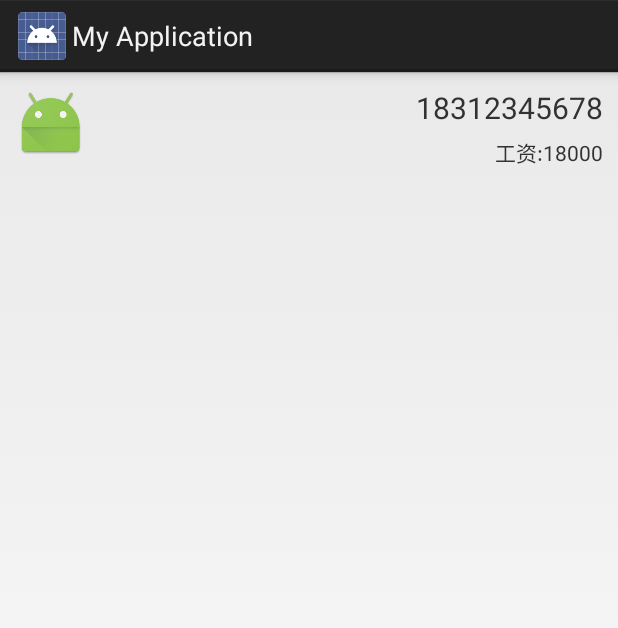
After one commit to zhufenghua/MyApplication31, an Android app: the layout list_item.xml on its own in the app's theme, with its tools: preview values and no code run, on a phone screen of 412 x 824 dp. The commit adds this screen. Shown: the top 628 px of the screen. Run offline under Robolectric (Android 15) with nearby library versions, the phone set to English and light mode, and no system bars.

```diff
--- /dev/null
+++ b/app/src/main/res/drawable/radio_selector_icon01.xml
@@ -0,0 +1,6 @@
+<?xml version="1.0" encoding="utf-8"?>
+<!--  selector 可以完成动画切换的功能-->
+<selector xmlns:android="http://schemas.android.com/apk/res/android">
+      <item android:state_checked="true" android:drawable="@drawable/icon_01_blue" />
+    <item android:drawable="@drawable/icon01_gray" />
+</selector>
--- /dev/null
+++ b/app/src/main/res/drawable/radio_selector_icon02.xml
@@ -0,0 +1,6 @@
+<?xml version="1.0" encoding="utf-8"?>
+<!--  selector 可以完成动画切换的功能-->
+<selector xmlns:android="http://schemas.android.com/apk/res/android">
+      <item android:state_checked="true" android:drawable="@drawable/icon_02_blue" />
+    <item android:drawable="@drawable/icon02_gray" />
+</selector>
--- /dev/null
+++ b/app/src/main/res/layout/list_item.xml
@@ -0,0 +1,28 @@
+<?xml version="1.0" encoding="utf-8"?>
+<RelativeLayout xmlns:android="http://schemas.android.com/apk/res/android"
+    android:orientation="vertical" android:layout_width="match_parent"
+    android:layout_height="wrap_content"
+    android:padding="10dp"
+    >
+    <!--  相对布局默认坐标是原点 0,0-->
+    <ImageView
+        android:src="@mipmap/ic_launcher"
+        android:layout_width="wrap_content"
+        android:layout_height="wrap_content" />
+    <TextView
+        android:id="@+id/txt_tel"
+        android:layout_alignParentRight="true"
+        android:textSize="20dp"
+        android:text="18312345678"
+        android:layout_width="wrap_content"
+        android:layout_height="wrap_content" />
+
+    <TextView
+        android:layout_alignParentRight="true"
+        android:layout_below="@id/txt_tel"
+        android:layout_marginTop="5dp"
+        android:text="工资:18000"
+        android:layout_width="wrap_content"
+        android:layout_height="wrap_content" />
+
+</RelativeLayout>
--- a/app/src/main/res/values/styles.xml
+++ b/app/src/main/res/values/styles.xml
@@ -17,6 +17,9 @@
         <item name="android:gravity">center_horizontal</item>
         <item name="android:button">@null</item>
         <item name="android:drawablePadding">5dp</item>
+    </style>
+
+    <style name="RadioButtonStyle.RadioButton_Weight">
         <item name="android:layout_weight">1</item>
         <item name="android:layout_width">0dp</item>
         <item name="android:layout_height">wrap_content</item>
```
Also changed, not shown: app/src/main/java/com/zp/cn/myapplication/MainActivity.java (+49 -3 lines), app/src/main/java/com/zp/cn/myapplication/model/Student.java (added, +42 -0 lines), app/src/main/res/layout/activity_main.xml (+10 -8 lines).
